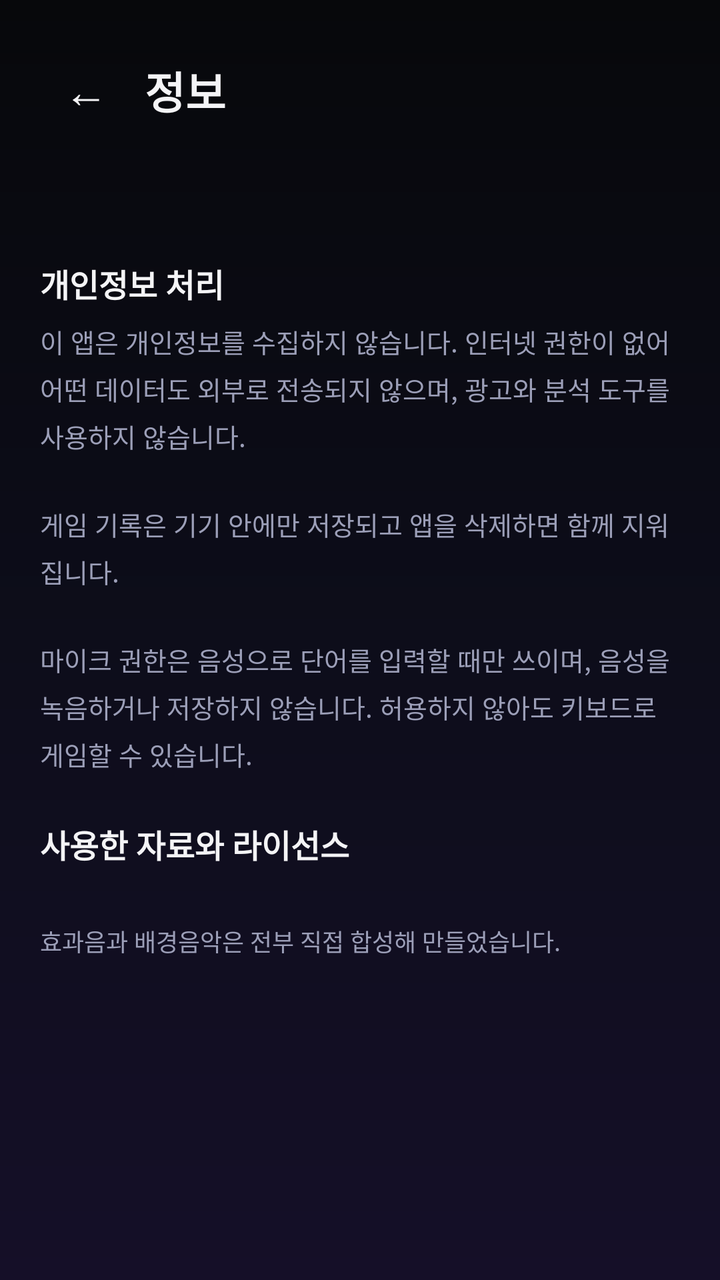
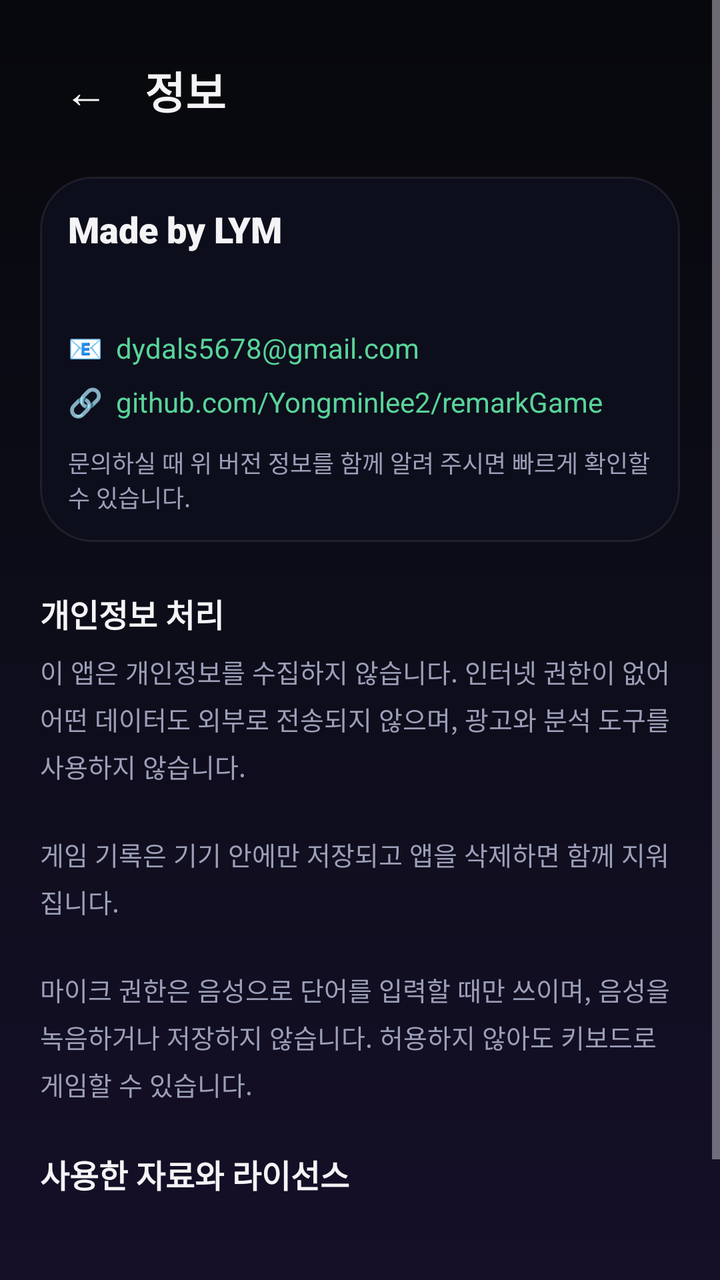

Before-and-after screenshots of an Android layout around one commit, followed by the original layout XML and the change that was made.
<!-- AndroidManifest.xml: application theme Theme.KKeutmal -->
<!-- res/layout/activity_about.xml -->
<?xml version="1.0" encoding="utf-8"?>
<ScrollView xmlns:android="http://schemas.android.com/apk/res/android"
    xmlns:app="http://schemas.android.com/apk/res-auto"
    android:layout_width="match_parent"
    android:layout_height="match_parent"
    android:fillViewport="true"
    android:overScrollMode="never">

    <LinearLayout
        android:layout_width="match_parent"
        android:layout_height="wrap_content"
        android:orientation="vertical"
        android:padding="20dp">

        <LinearLayout
            android:layout_width="match_parent"
            android:layout_height="wrap_content"
            android:orientation="horizontal"
            android:gravity="center_vertical">

            <com.google.android.material.button.MaterialButton
                android:id="@+id/btnBack"
                style="?attr/borderlessButtonStyle"
                android:layout_width="wrap_content"
                android:layout_height="wrap_content"
                android:minWidth="0dp"
                android:text="←"
                android:textColor="@color/text_primary"
                android:textSize="22sp" />

            <TextView
                android:layout_width="0dp"
                android:layout_weight="1"
                android:layout_height="wrap_content"
                android:layout_marginStart="6dp"
                android:text="정보"
                android:textColor="@color/text_primary"
                android:textSize="22sp"
                android:fontFamily="sans-serif-black" />
        </LinearLayout>

        <TextView
            android:id="@+id/tvVersion"
            android:layout_width="match_parent"
            android:layout_height="wrap_content"
            android:layout_marginTop="18dp"
            android:textColor="@color/text_dim"
            android:textSize="13sp" />

        <TextView
            android:layout_width="match_parent"
            android:layout_height="wrap_content"
            android:layout_marginTop="24dp"
            android:text="개인정보 처리"
            android:textColor="@color/text_primary"
            android:textSize="16sp"
            android:textStyle="bold" />

        <TextView
            android:layout_width="match_parent"
            android:layout_height="wrap_content"
            android:layout_marginTop="8dp"
            android:lineSpacingExtra="5dp"
            android:text="이 앱은 개인정보를 수집하지 않습니다. 인터넷 권한이 없어 어떤 데이터도 외부로 전송되지 않으며, 광고와 분석 도구를 사용하지 않습니다.\n\n게임 기록은 기기 안에만 저장되고 앱을 삭제하면 함께 지워집니다.\n\n마이크 권한은 음성으로 단어를 입력할 때만 쓰이며, 음성을 녹음하거나 저장하지 않습니다. 허용하지 않아도 키보드로 게임할 수 있습니다."
            android:textColor="@color/text_dim"
            android:textSize="13sp" />

        <TextView
            android:layout_width="match_parent"
            android:layout_height="wrap_content"
            android:layout_marginTop="24dp"
            android:text="사용한 자료와 라이선스"
            android:textColor="@color/text_primary"
            android:textSize="16sp"
            android:textStyle="bold" />

        <LinearLayout
            android:id="@+id/creditBox"
            android:layout_width="match_parent"
            android:layout_height="wrap_content"
            android:layout_marginTop="8dp"
            android:orientation="vertical" />

        <TextView
            android:layout_width="match_parent"
            android:layout_height="wrap_content"
            android:layout_marginTop="20dp"
            android:layout_marginBottom="24dp"
            android:lineSpacingExtra="4dp"
            android:text="효과음과 배경음악은 전부 직접 합성해 만들었습니다."
            android:textColor="@color/text_dim"
            android:textSize="12sp" />
    </LinearLayout>
</ScrollView>
<!-- resources referenced by this layout -->
<resources>
  <color name="text_dim">#9C9FB8</color>
  <color name="text_primary">#F4F4F6</color>
  <style name="Theme.KKeutmal" parent="Theme.Material3.Dark.NoActionBar">
          <item name="colorPrimary">@color/accent</item>
          <item name="colorOnPrimary">@color/text_on_accent</item>
          <item name="colorSecondary">@color/accent2</item>
          <item name="colorSurface">@color/surface</item>
          <item name="colorOnSurface">@color/text_primary</item>
          <item name="android:colorBackground">@color/bg_top</item>
          <item name="android:windowBackground">@drawable/bg_gradient</item>
          <item name="android:statusBarColor">@color/bg_top</item>
          <item name="android:navigationBarColor">@color/bg_bottom</item>
          <item name="android:windowLightStatusBar">false</item>
          <item name="android:textColor">@color/text_primary</item>
      </style>
  <color name="accent">#7C6CFF</color>
  <color name="text_on_accent">#FFFFFF</color>
  <color name="accent2">#59D499</color>
  <color name="surface">#111225</color>
  <color name="bg_top">#07080B</color>
  <!-- drawable bg_gradient (drawable) -->
  <?xml version="1.0" encoding="utf-8"?>
  <shape xmlns:android="http://schemas.android.com/apk/res/android" android:shape="rectangle">
      <gradient
          android:angle="270"
          android:startColor="@color/bg_top"
          android:centerColor="#0D0D1A"
          android:endColor="@color/bg_bottom" />
  </shape>
  <color name="bg_bottom">#150F28</color>
</resources>

<!-- the commit's change to res/layout/activity_about.xml (unified diff, before → after) -->
@@ -39,13 +39,62 @@
                 android:fontFamily="sans-serif-black" />
         </LinearLayout>
 
-        <TextView
-            android:id="@+id/tvVersion"
+        <LinearLayout
             android:layout_width="match_parent"
             android:layout_height="wrap_content"
             android:layout_marginTop="18dp"
-            android:textColor="@color/text_dim"
-            android:textSize="13sp" />
+            android:orientation="vertical"
+            android:padding="14dp"
+            android:background="@drawable/bg_input">
+
+            <TextView
+                android:layout_width="wrap_content"
+                android:layout_height="wrap_content"
+                android:text="Made by LYM"
+                android:textColor="@color/text_primary"
+                android:textSize="18sp"
+                android:fontFamily="sans-serif-black" />
+
+            <TextView
+                android:id="@+id/tvVersion"
+                android:layout_width="match_parent"
+                android:layout_height="wrap_content"
+                android:layout_marginTop="6dp"
+                android:textColor="@color/text_dim"
+                android:textSize="13sp"
+                android:textIsSelectable="true" />
+
+            <TextView
+                android:id="@+id/tvMail"
+                android:layout_width="match_parent"
+                android:layout_height="wrap_content"
+                android:layout_marginTop="10dp"
+                android:paddingTop="4dp"
+                android:paddingBottom="4dp"
+                android:text="📧  dydals5678@gmail.com"
+                android:textColor="@color/accent2"
+                android:textSize="14sp"
+                android:textIsSelectable="true" />
+
+            <TextView
+                android:id="@+id/tvGithub"
+                android:layout_width="match_parent"
+                android:layout_height="wrap_content"
+                android:paddingTop="4dp"
+                android:paddingBottom="4dp"
+                android:text="🔗  github.com/Yongminlee2/remarkGame"
+                android:textColor="@color/accent2"
+                android:textSize="14sp"
+                android:textIsSelectable="true" />
+
+            <TextView
+                android:layout_width="match_parent"
+                android:layout_height="wrap_content"
+                android:layout_marginTop="8dp"
+                android:text="문의하실 때 위 버전 정보를 함께 알려 주시면 빠르게 확인할 수 있습니다."
+                android:textColor="@color/text_dim"
+                android:textSize="12sp" />
+        </LinearLayout>
 
         <TextView
             android:layout_width="match_parent"
@@ -82,9 +131,18 @@
             android:orientation="vertical" />
 
         <TextView
+            android:id="@+id/tvMeaningNote"
             android:layout_width="match_parent"
             android:layout_height="wrap_content"
-            android:layout_marginTop="20dp"
+            android:layout_marginTop="12dp"
+            android:lineSpacingExtra="4dp"
+            android:textColor="@color/text_dim"
+            android:textSize="12sp" />
+
+        <TextView
+            android:layout_width="match_parent"
+            android:layout_height="wrap_content"
+            android:layout_marginTop="10dp"
             android:layout_marginBottom="24dp"
             android:lineSpacingExtra="4dp"
             android:text="효과음과 배경음악은 전부 직접 합성해 만들었습니다."
<!-- resource entries referenced after the edit -->
@@ -2,6 +2,13 @@
 <resources>
   <color name="text_dim">#9C9FB8</color>
   <color name="text_primary">#F4F4F6</color>
+  <!-- drawable bg_input (drawable) -->
+  <?xml version="1.0" encoding="utf-8"?>
+  <shape xmlns:android="http://schemas.android.com/apk/res/android" android:shape="rectangle">
+      <solid android:color="@color/input_bg" />
+      <stroke android:width="1dp" android:color="@color/surface_stroke" />
+      <corners android:radius="26dp" />
+  </shape>
   <style name="Theme.KKeutmal" parent="Theme.Material3.Dark.NoActionBar">
           <item name="colorPrimary">@color/accent</item>
           <item name="colorOnPrimary">@color/text_on_accent</item>
@@ -15,6 +22,8 @@
           <item name="android:windowLightStatusBar">false</item>
           <item name="android:textColor">@color/text_primary</item>
       </style>
+  <color name="input_bg">#0D0E1C</color>
+  <color name="surface_stroke">#14FFFFFF</color>
   <color name="accent">#7C6CFF</color>
   <color name="text_on_accent">#FFFFFF</color>
   <color name="accent2">#59D499</color>
